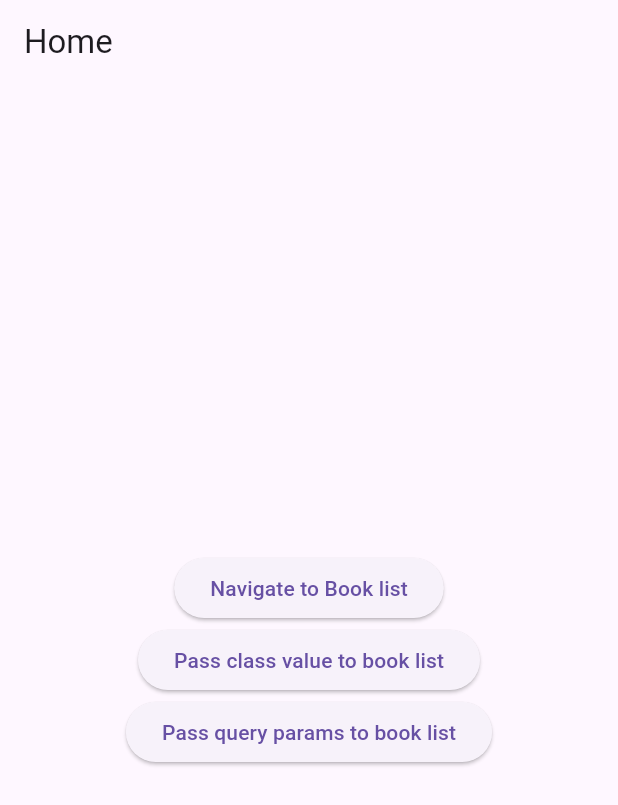
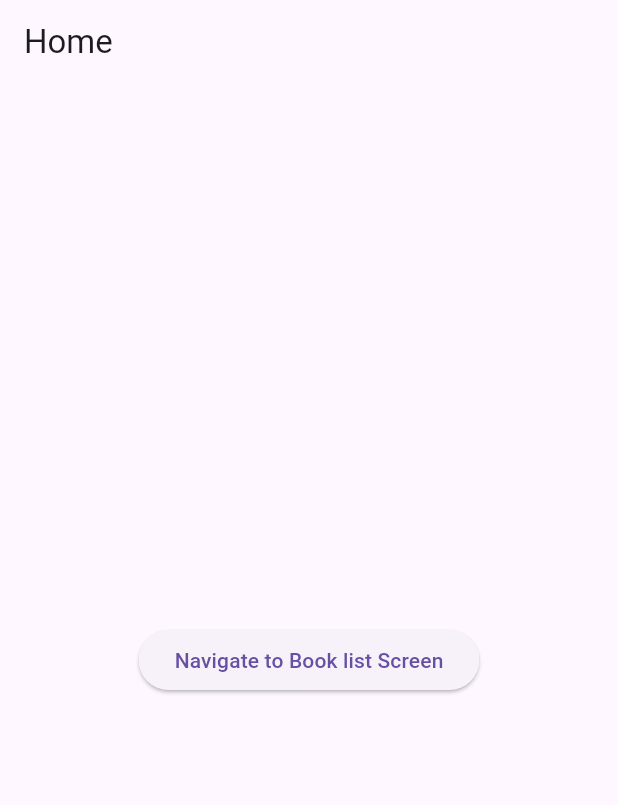
Before and after one commit to Cavin6080/Auto_route_Demo, a Flutter app: the screen it shows after launch, on a phone screen of 412 x 824 dp. Shown: the top 805 px of the screen. Run offline on Flutter 3.47's test engine with Material 2 defaults, Android fonts, the phone set to English and light mode, and no system bars; our stand-ins replace auto_route.

Commit message:
[ADD] Simple navigation in 3 screens

```diff
--- a/lib/pages/book_details_page.dart
+++ b/lib/pages/book_details_page.dart
@@ -1,7 +1,5 @@
 import 'package:auto_route/auto_route.dart';
 import 'package:flutter/material.dart';
-import 'package:flutter/src/widgets/container.dart';
-import 'package:flutter/src/widgets/framework.dart';
 
 class BookDetailsPage extends StatelessWidget {
   const BookDetailsPage({super.key});
--- a/lib/pages/home_page.dart
+++ b/lib/pages/home_page.dart
@@ -1,6 +1,4 @@
 import 'package:auto_route/auto_route.dart';
-import 'package:auto_route_demo/class/person_class.dart';
-import 'package:auto_route_demo/pages/book_list_page.dart';
 import 'package:auto_route_demo/routes/routes.gr.dart';
 import 'package:flutter/material.dart';
 
@@ -14,35 +12,13 @@ class HomePage extends StatelessWidget {
         title: const Text("Home"),
       ),
       body: Center(
-        child: Column(
-          mainAxisAlignment: MainAxisAlignment.center,
-          crossAxisAlignment: CrossAxisAlignment.center,
-          children: [
-            ElevatedButton(
-              onPressed: () => context.pushRoute(BookListRoute(id: '1')),
-              child: const Text(
-                "Navigate to Book list",
-              ),
-            ),
-            ElevatedButton(
-              onPressed: () => context.pushRoute(
-                BookListRoute(
-                  id: '2',
-                  person: Person(name: "Cavin"),
-                ),
-              ),
-              child: const Text("Pass class value to book list"),
-            ),
-            ElevatedButton(
-              onPressed: () => context.pushRoute(
-                BookListRoute(
-                  id: '2',
-                  showName: true,
-                ),
-              ),
-              child: const Text("Pass query params to book list"),
-            ),
-          ],
+        child: ElevatedButton(
+          onPressed: () => context.pushRoute(
+            const BookListRoute(),
+          ),
+          child: const Text(
+            "Navigate to Book list Screen",
+          ),
         ),
       ),
     );
```
Also changed, not shown: lib/pages/book_list_page.dart (+9 -49 lines), lib/routes/routes.dart (+1 -20 lines), lib/routes/routes.gr.dart.
